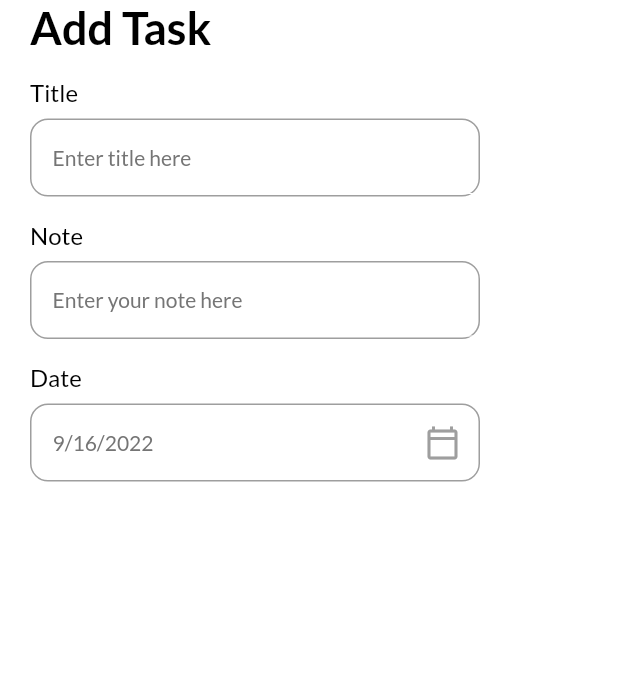
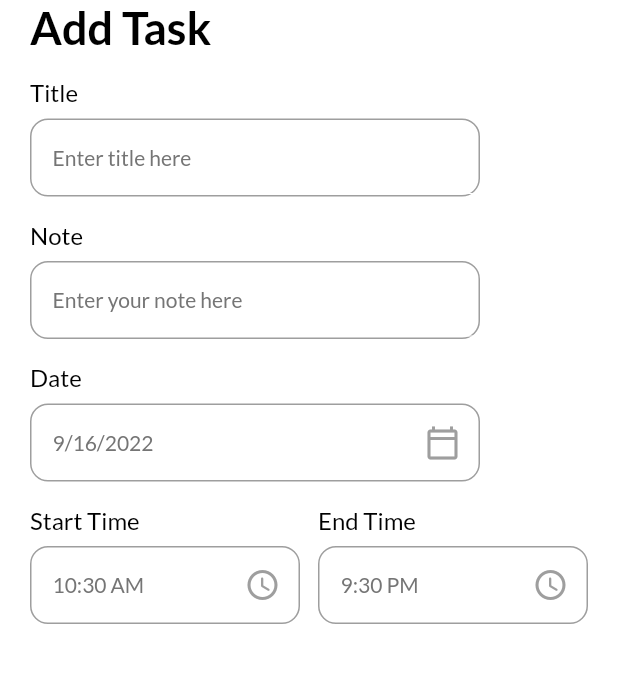
Before and after one commit to Den-JavaAndroid/TaskManager, a Flutter app: the AddTaskPage screen opened directly, on a phone screen of 412 x 824 dp, the part 84-767 px from its top. Run offline on Flutter 3.47's test engine with Material 2 defaults, Android fonts, the phone set to English and light mode, and no system bars; our stand-ins replace date_picker_timeline, flutter_local_notifications, get, get_storage, google_fonts, timezone; accounts and stored records are empty.

Commit message:
add time picker

```diff
--- a/lib/ui/add_task_bar.dart
+++ b/lib/ui/add_task_bar.dart
@@ -1,4 +1,3 @@
-
 import 'package:flutter/cupertino.dart';
 import 'package:flutter/material.dart';
 import 'package:get/get.dart';
@@ -14,7 +13,9 @@ class AddTaskPage extends StatefulWidget {
 }
 
 class _AddTaskPageState extends State<AddTaskPage> {
-  DateTime? _selectedDate = DateTime.now();
+  DateTime _selectedDate = DateTime.now();
+  String _endTime = "9:30 PM";
+  String _startTime = DateFormat("hh:mm a").format(DateTime.now()).toString();
 
   @override
   Widget build(BuildContext context) {
@@ -46,6 +47,37 @@ class _AddTaskPageState extends State<AddTaskPage> {
                   },
                 ),
               ),
+              Row(
+                children: [
+                  Expanded(
+                      child: MyInputField(
+                    title: "Start Time",
+                    hint: _startTime,
+                    widget: IconButton(
+                      onPressed: () {
+                        _getTimeFromUser(isStartTime: true);
+                      },
+                      icon: Icon(Icons.access_time_rounded),
+                      color: Colors.grey,
+                    ),
+                  )),
+                  SizedBox(
+                    width: 12,
+                  ),
+                  Expanded(
+                      child: MyInputField(
+                    title: "End Time",
+                    hint: _endTime,
+                    widget: IconButton(
+                      onPressed: () {
+                        _getTimeFromUser(isStartTime: false);
+                      },
+                      icon: const Icon(Icons.access_time_rounded),
+                      color: Colors.grey,
+                    ),
+                  )),
+                ],
+              )
             ],
           ),
         ),
@@ -89,4 +121,29 @@ class _AddTaskPageState extends State<AddTaskPage> {
       print("It's null or something wrong");
     }
   }
+
+  _getTimeFromUser({required bool isStartTime}) async {
+    var pickedTime = await _showTimePicker();
+    String _formattedTime = pickedTime.format(context);
+    if (pickedTime == null) {
+      print("Time canceled");
+    } else if (isStartTime == true) {
+      setState(() {
+        _startTime = _formattedTime;
+      });
+    } else if (isStartTime == false) {
+      setState(() {
+        _endTime = _formattedTime;
+      });
+    }
+  }
+
+  _showTimePicker() {
+    return showTimePicker(
+        context: context,
+        initialEntryMode: TimePickerEntryMode.dial,
+        initialTime: TimeOfDay(
+            hour: int.parse(_startTime.split(":")[0]),
+            minute: int.parse(_startTime.split(":")[1].split(" ")[0])));
+  }
 }
```
